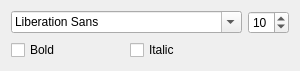
Before: the Qt Designer form libmolsketch/fontchooser.ui in timvdm/Molsketch, drawn with Qt 5.
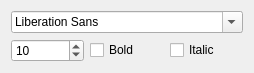
After: the same form once the commit is applied.

Commit message: Fix font chooser to not use the widget's font

```diff
--- a/libmolsketch/fontchooser.ui
+++ b/libmolsketch/fontchooser.ui
@@ -14,10 +14,21 @@
    <string>Form</string>
   </property>
   <layout class="QGridLayout" name="gridLayout">
-   <item row="0" column="0" colspan="2">
-    <widget class="QFontComboBox" name="fontName"/>
+   <item row="1" column="1">
+    <widget class="QCheckBox" name="bold">
+     <property name="text">
+      <string>Bold</string>
+     </property>
+    </widget>
    </item>
-   <item row="0" column="2">
+   <item row="1" column="2">
+    <widget class="QCheckBox" name="italic">
+     <property name="text">
+      <string>Italic</string>
+     </property>
+    </widget>
+   </item>
+   <item row="1" column="0">
     <widget class="QSpinBox" name="size">
      <property name="minimum">
       <number>1</number>
@@ -27,19 +38,8 @@
      </property>
     </widget>
    </item>
-   <item row="1" column="0">
-    <widget class="QCheckBox" name="bold">
-     <property name="text">
-      <string>Bold</string>
-     </property>
-    </widget>
-   </item>
-   <item row="1" column="1">
-    <widget class="QCheckBox" name="italic">
-     <property name="text">
-      <string>Italic</string>
-     </property>
-    </widget>
+   <item row="0" column="0" colspan="3">
+    <widget class="QFontComboBox" name="fontName"/>
    </item>
   </layout>
  </widget>
```
The commit also changes 3 other files.
